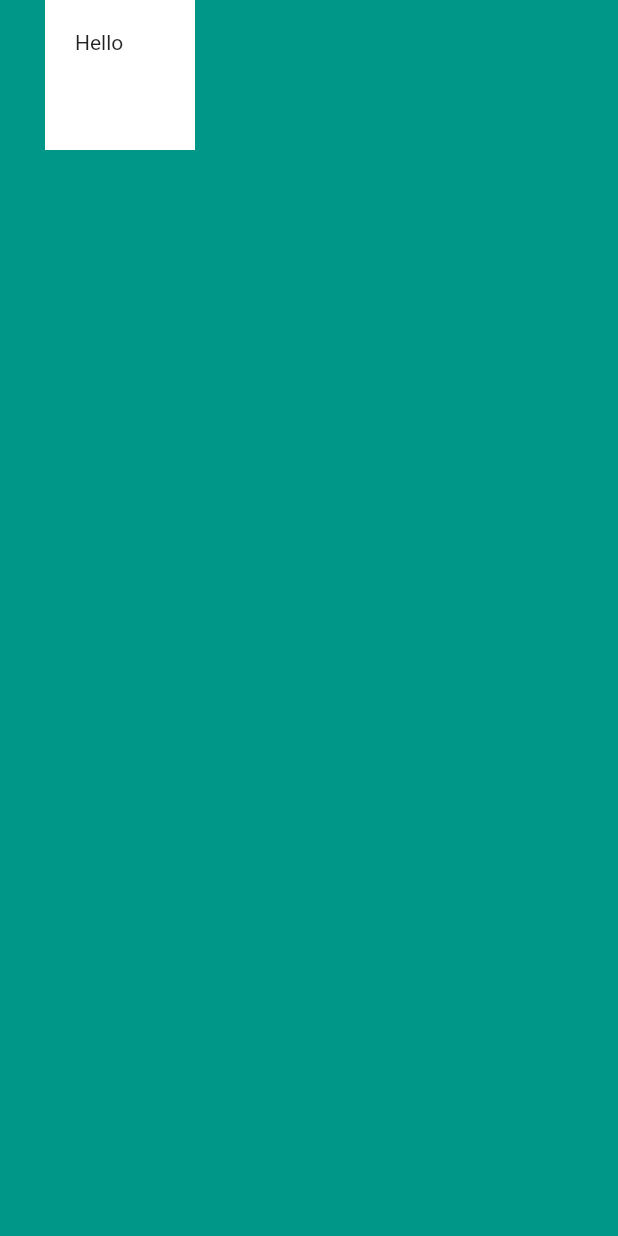
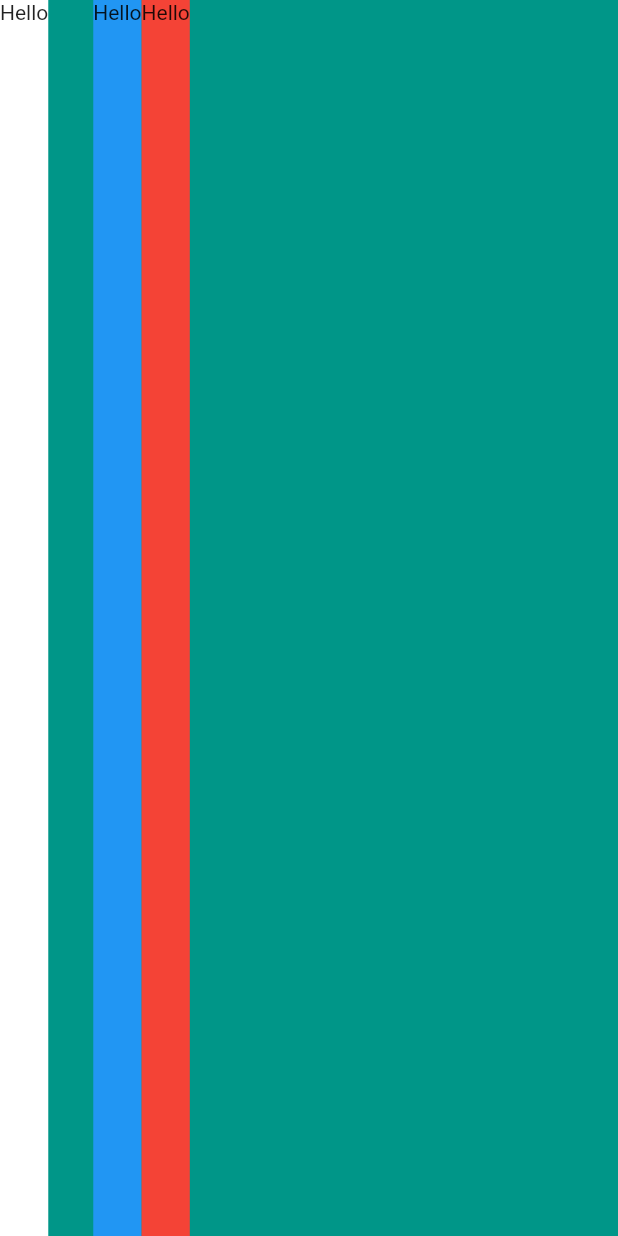
Before and after one commit to Woozzang/flutter-start-from-scratch, a Flutter app: the screen it shows after launch, on a phone screen of 412 x 824 dp. Run offline on Flutter 3.47's test engine with Material 2 defaults, Android fonts, the phone set to English and light mode, and no system bars.

Commit message:
Practice Row&Colum widgets

```diff
--- a/flutter/toy-projects/mi_card_flutter-master/lib/main.dart
+++ b/flutter/toy-projects/mi_card_flutter-master/lib/main.dart
@@ -11,16 +11,30 @@
       home: Scaffold(
           backgroundColor: Colors.teal,
           body: SafeArea(
-          child: Container(
+            child: Row(
+              crossAxisAlignment: CrossAxisAlignment.stretch,
+              children: [
+                Container(
                   height: 100,
-            width: 100,
-            margin: EdgeInsets.only(left: 30.0),
-            padding: EdgeInsets.all(20),
                   color: Colors.white,
                   child: Text('Hello'),
                 ),
+                SizedBox(
+                  width: 30,
                 ),
+                Container(
+                  height: 100.0,
+                  color: Colors.blue,
+                  child: Text('Hello'),
                 ),
+                Container(
+                  height: 100.0,
+                  color: Colors.red,
+                  child: Text('Hello'),
+                ),
+              ],
+            ),
+          )),
     );
   }
 }
```
Lines whose indentation alone changed are shown as unchanged.
